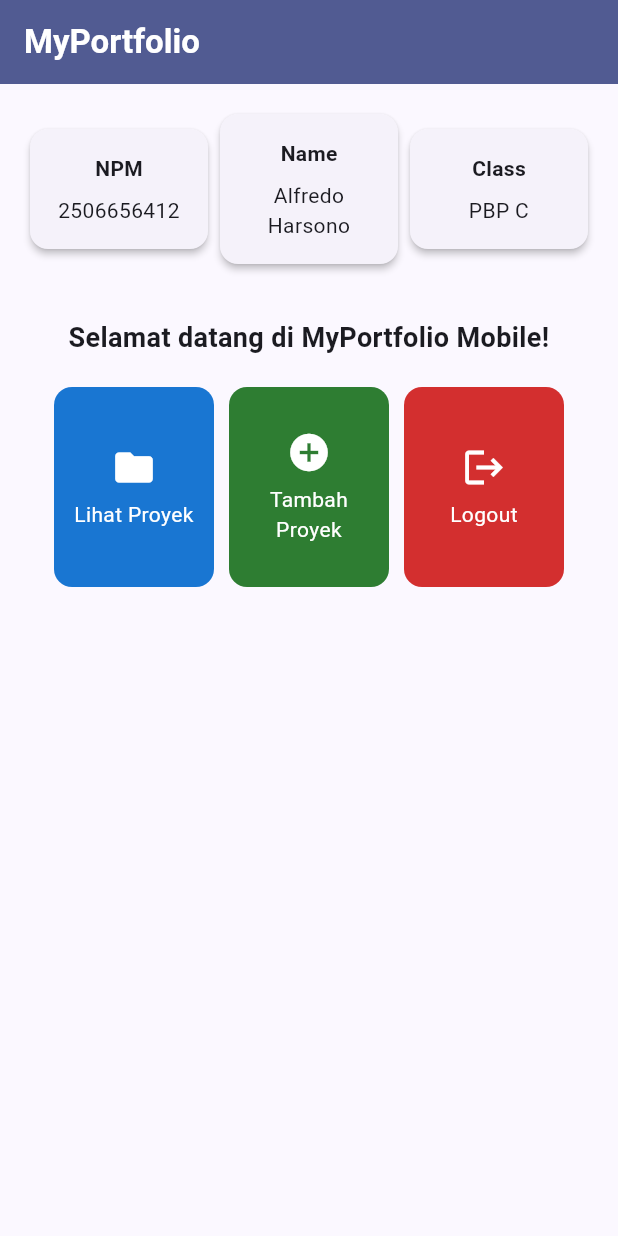
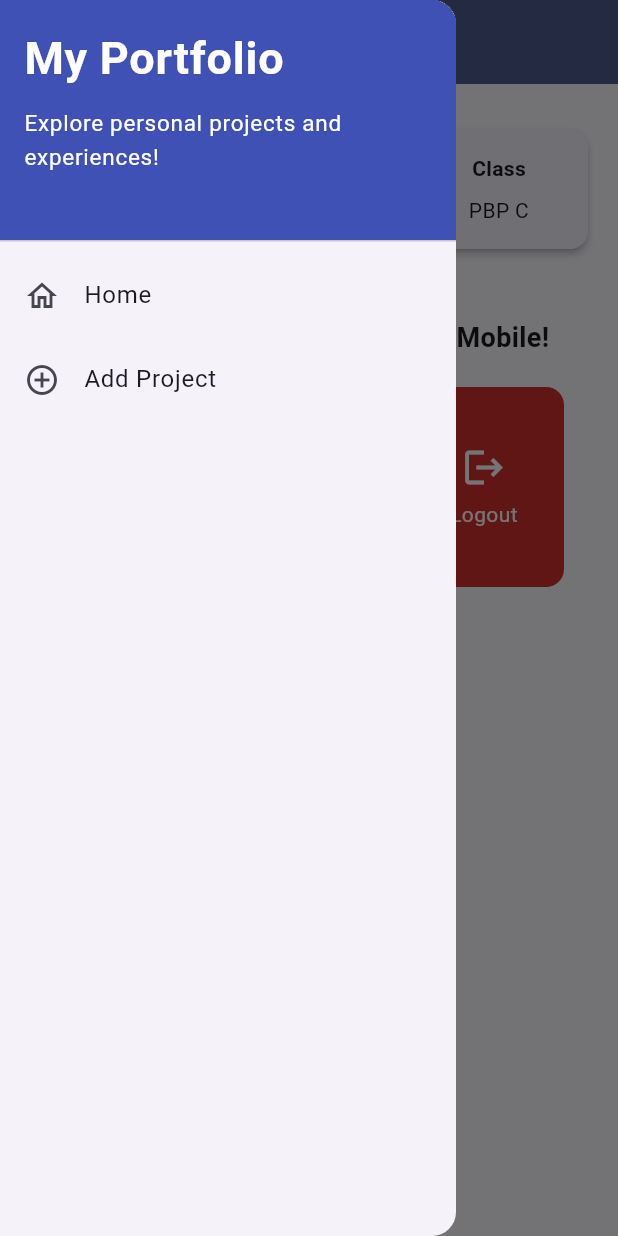
Before and after one commit to zalfredz/myportofolio_mobile, a Flutter app: the screen it shows after launch, with the side drawer open (before the commit the screen has no drawer), on a phone screen of 412 x 824 dp. Run offline on Flutter 3.47's test engine with Material 3 defaults, Android fonts, the phone set to English and light mode, and no system bars; our stand-ins replace material_ui.

Commit message:
feat: complete tutorial 9

```diff
--- a/lib/main.dart
+++ b/lib/main.dart
@@ -1,5 +1,5 @@
-import 'package:flutter/material.dart';
-import 'package:myportofolio_mobile/menu.dart';
+import 'package:material_ui/material_ui.dart';
+import 'package:myportofolio_mobile/screens/menu.dart';
 
 void main() => runApp(const MyApp());
 
--- a/lib/menu.dart
+++ b/lib/screens/menu.dart
@@ -1,4 +1,6 @@
-import 'package:flutter/material.dart';
+import 'package:material_ui/material_ui.dart';
+import 'package:myportofolio_mobile/widgets/left_drawer.dart';
+import 'package:myportofolio_mobile/widgets/project_card.dart';
 
 class MyHomePage extends StatelessWidget {
   const MyHomePage({super.key});
@@ -22,7 +24,9 @@ class MyHomePage extends StatelessWidget {
           style: TextStyle(color: Colors.white, fontWeight: FontWeight.bold),
         ),
         backgroundColor: Theme.of(context).colorScheme.primary,
+        iconTheme: const IconThemeData(color: Colors.white),
       ),
+      drawer: const LeftDrawer(),
       body: SingleChildScrollView(
         padding: const EdgeInsets.all(16),
         child: Column(
@@ -91,63 +95,3 @@ class ItemHomepage {
   final IconData icon;
   final Color color;
 }
-
-class ItemCard extends StatelessWidget {
-  const ItemCard(this.item, {super.key});
-
-  final ItemHomepage item;
-
-  @override
-  Widget build(BuildContext context) {
-    return Material(
-      color: item.color,
-      borderRadius: BorderRadius.circular(12),
-      child: InkWell(
-        borderRadius: BorderRadius.circular(12),
-        onTap: () {
-          ScaffoldMessenger.of(context)
-            ..hideCurrentSnackBar()
-            ..showSnackBar(
-              // Tetap SnackBar (sesuai instruksi tugas), tapi floating dan
-              // berwarna sama dengan tombolnya agar tampil seperti toast.
-              SnackBar(
-                behavior: SnackBarBehavior.floating,
-                backgroundColor: item.color,
-                duration: const Duration(seconds: 2),
-                shape: RoundedRectangleBorder(
-                  borderRadius: BorderRadius.circular(12),
-                ),
-                content: Row(
-                  children: [
-                    Icon(item.icon, color: Colors.white),
-                    const SizedBox(width: 12),
-                    Expanded(
-                      child: Text(
-                        'Kamu telah menekan tombol ${item.name}!',
-                        style: const TextStyle(color: Colors.white),
-                      ),
-                    ),
-                  ],
-                ),
-              ),
-            );
-        },
-        child: Padding(
-          padding: const EdgeInsets.all(8),
-          child: Column(
-            mainAxisAlignment: MainAxisAlignment.center,
-            children: [
-              Icon(item.icon, color: Colors.white, size: 30),
-              const SizedBox(height: 6),
-              Text(
-                item.name,
-                textAlign: TextAlign.center,
-                style: const TextStyle(color: Colors.white),
-              ),
-            ],
-          ),
-        ),
-      ),
-    );
-  }
-}
--- /dev/null
+++ b/lib/widgets/left_drawer.dart
@@ -0,0 +1,60 @@
+import 'package:material_ui/material_ui.dart';
+import 'package:myportofolio_mobile/screens/menu.dart';
+import 'package:myportofolio_mobile/screens/project_form.dart';
+
+class LeftDrawer extends StatelessWidget {
+  const LeftDrawer({super.key});
+
+  @override
+  Widget build(BuildContext context) {
+    return Drawer(
+      child: ListView(
+        children: [
+          const DrawerHeader(
+            decoration: BoxDecoration(color: Colors.indigo),
+            child: Column(
+              crossAxisAlignment: CrossAxisAlignment.start,
+              children: [
+                Text(
+                  'My Portfolio',
+                  style: TextStyle(
+                    fontSize: 30,
+                    fontWeight: FontWeight.bold,
+                    color: Colors.white,
+                  ),
+                ),
+                SizedBox(height: 10),
+                Text(
+                  'Explore personal projects and experiences!',
+                  style: TextStyle(fontSize: 15, color: Colors.white),
+                ),
+              ],
+            ),
+          ),
+          ListTile(
+            leading: const Icon(Icons.home_outlined),
+            title: const Text('Home'),
+            onTap: () {
+              Navigator.pushReplacement(
+                context,
+                MaterialPageRoute(builder: (context) => const MyHomePage()),
+              );
+            },
+          ),
+          ListTile(
+            leading: const Icon(Icons.add_circle_outline),
+            title: const Text('Add Project'),
+            onTap: () {
+              Navigator.pushReplacement(
+                context,
+                MaterialPageRoute(
+                  builder: (context) => const ProjectFormPage(),
+                ),
+              );
+            },
+          ),
+        ],
+      ),
+    );
+  }
+}
--- /dev/null
+++ b/lib/widgets/project_card.dart
@@ -0,0 +1,70 @@
+import 'package:material_ui/material_ui.dart';
+import 'package:myportofolio_mobile/screens/menu.dart';
+import 'package:myportofolio_mobile/screens/project_form.dart';
+
+class ItemCard extends StatelessWidget {
+  const ItemCard(this.item, {super.key});
+
+  final ItemHomepage item;
+
+  @override
+  Widget build(BuildContext context) {
+    return Material(
+      color: item.color,
+      borderRadius: BorderRadius.circular(12),
+      child: InkWell(
+        borderRadius: BorderRadius.circular(12),
+        onTap: () {
+          ScaffoldMessenger.of(context)
+            ..hideCurrentSnackBar()
+            ..showSnackBar(
+              // Tetap SnackBar (sesuai instruksi tugas), tapi floating dan
+              // berwarna sama dengan tombolnya agar tampil seperti toast.
+              SnackBar(
+                behavior: SnackBarBehavior.floating,
+                backgroundColor: item.color,
+                duration: const Duration(seconds: 2),
+                shape: RoundedRectangleBorder(
+                  borderRadius: BorderRadius.circular(12),
+                ),
+                content: Row(
+                  children: [
+                    Icon(item.icon, color: Colors.white),
+                    const SizedBox(width: 12),
+                    Expanded(
+                      child: Text(
+                        'Kamu telah menekan tombol ${item.name}!',
+                        style: const TextStyle(color: Colors.white),
+                      ),
+                    ),
+                  ],
+                ),
+              ),
+            );
+
+          if (item.name == 'Tambah Proyek') {
+            Navigator.push(
+              context,
+              MaterialPageRoute(builder: (context) => const ProjectFormPage()),
+            );
+          }
+        },
+        child: Padding(
+          padding: const EdgeInsets.all(8),
+          child: Column(
+            mainAxisAlignment: MainAxisAlignment.center,
+            children: [
+              Icon(item.icon, color: Colors.white, size: 30),
+              const SizedBox(height: 6),
+              Text(
+                item.name,
+                textAlign: TextAlign.center,
+                style: const TextStyle(color: Colors.white),
+              ),
+            ],
+          ),
+        ),
+      ),
+    );
+  }
+}
--- a/pubspec.yaml
+++ b/pubspec.yaml
@@ -9,6 +9,7 @@ environment:
 dependencies:
   flutter:
     sdk: flutter
+  material_ui: ^1.11.0
 
 dev_dependencies:
   flutter_test:
```
Also changed, not shown: lib/screens/project_form.dart (added, +208 -0 lines), pubspec.lock, 1 other file.
